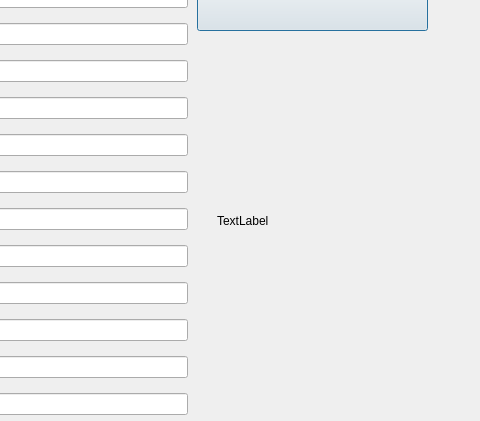
hellorahat/LoanEligibilityPredictor, file src/Interface/UI/singleeva.ui: the form before one commit; both pictures show x 233 to 713 and y 270 to 691 of the 713 by 1048 pixel window.
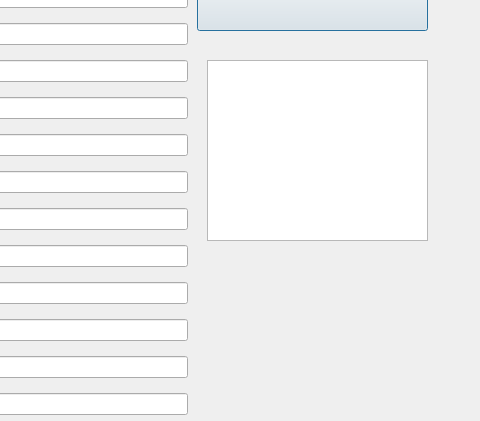
The form after the commit.

Patch:
```diff
--- a/src/Interface/UI/singleeva.ui
+++ b/src/Interface/UI/singleeva.ui
@@ -26,19 +26,6 @@
     <string>Evaluate</string>
    </property>
   </widget>
-  <widget class="QLabel" name="textLabel">
-   <property name="geometry">
-    <rect>
-     <x>450</x>
-     <y>350</y>
-     <width>211</width>
-     <height>281</height>
-    </rect>
-   </property>
-   <property name="text">
-    <string>TextLabel</string>
-   </property>
-  </widget>
   <widget class="QLabel" name="label">
    <property name="geometry">
     <rect>
@@ -52,7 +39,7 @@
     <string>Single Evaluation</string>
    </property>
   </widget>
-  <widget class="QWidget" name="">
+  <widget class="QWidget" name="layoutWidget">
    <property name="geometry">
     <rect>
      <x>10</x>
@@ -358,6 +345,16 @@
     </item>
    </layout>
   </widget>
+  <widget class="QTextEdit" name="ResultLabel">
+   <property name="geometry">
+    <rect>
+     <x>440</x>
+     <y>330</y>
+     <width>221</width>
+     <height>181</height>
+    </rect>
+   </property>
+  </widget>
  </widget>
  <resources/>
  <connections/>
```
